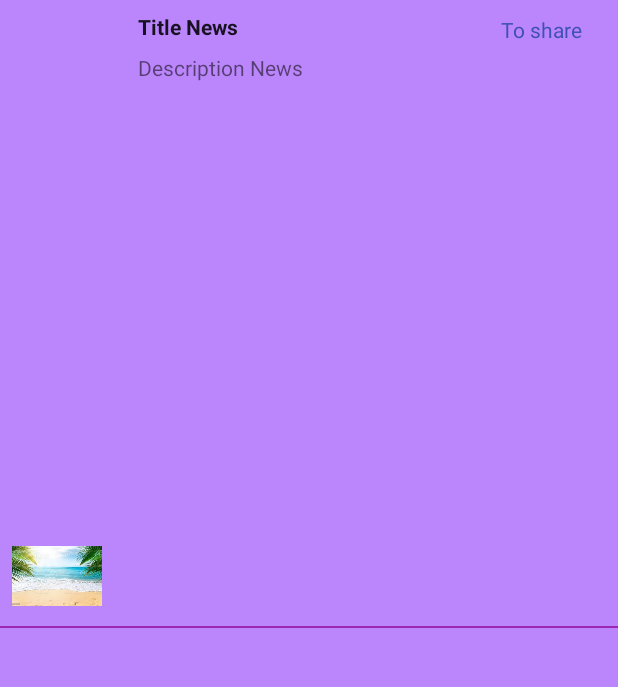
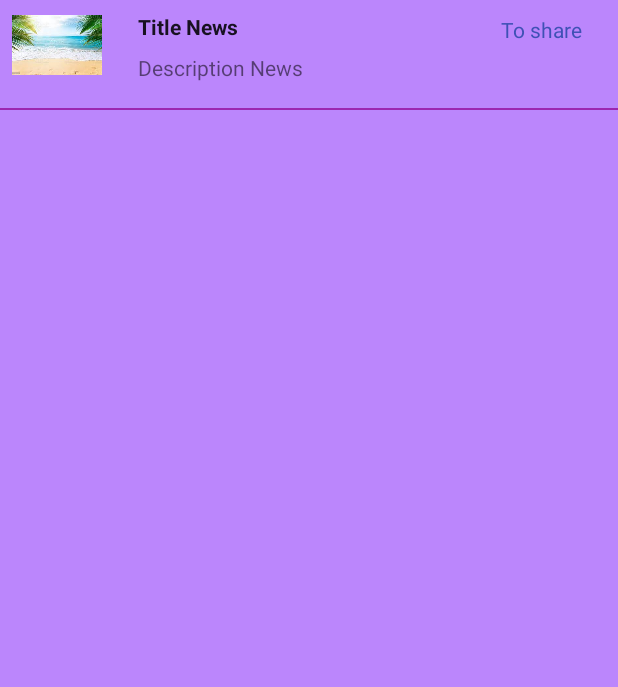
Before and after one commit to patycorona/Current_News, an Android app: the fragment ItemNewsFragment placed in its activity, on a phone screen of 412 x 824 dp, the part 84-771 px from its top. Run offline under Robolectric (Android 15) with nearby library versions, the phone set to English and light mode, and no system bars; our stand-ins replace Dagger/Hilt's generated code, RxJava; libraries missing offline, so code that uses them is left out: com.jakewharton.retrofit2.

Commit message:
termino de modificiacion de diseño de lista de noticias

```diff
--- a/app/src/main/res/layout/fragment_item_news.xml
+++ b/app/src/main/res/layout/fragment_item_news.xml
@@ -12,12 +12,12 @@
             android:id="@+id/img_news"
             android:layout_width="@dimen/marginTop_image"
             android:layout_height="@dimen/marginTop_image"
-            android:layout_margin="@dimen/commo_padding_min"
+            android:layout_marginStart="@dimen/commo_padding_min"
             android:contentDescription="@string/description_img"
             android:src="@drawable/playa"
             app:layout_constraintStart_toStartOf="parent"
             app:layout_constraintTop_toTopOf="parent"
-            app:layout_constraintBottom_toBottomOf="parent"/>
+            app:layout_constraintBottom_toTopOf="@id/separator"/>
 
         <TextView
             android:id="@+id/tv_title_News"
@@ -46,11 +46,11 @@
             app:layout_constraintTop_toBottomOf="@+id/tv_title_News"/>
 
         <View
+            android:id="@+id/separator"
             android:layout_width="match_parent"
             android:layout_height="1dp"
             android:background="@color/purple"
-            android:layout_marginTop="3dp"
-            android:layout_marginBottom="8dp"
+            android:layout_marginTop="@dimen/separator"
             app:layout_constraintStart_toStartOf="parent"
             app:layout_constraintEnd_toEndOf="parent"
             app:layout_constraintTop_toBottomOf="@+id/img_news"
--- a/app/src/main/res/values/dimens.xml
+++ b/app/src/main/res/values/dimens.xml
@@ -5,6 +5,7 @@
     <dimen name="commo_padding_default">16dp</dimen>
     <dimen name="commo_padding_middle">24dp</dimen>
 
+    <dimen name="separator">12dp</dimen>
     <dimen name="marginTop_login">80dp</dimen>
     <dimen name="marginTop_image">60dp</dimen>
     <dimen name="height_login">40dp</dimen>
```
